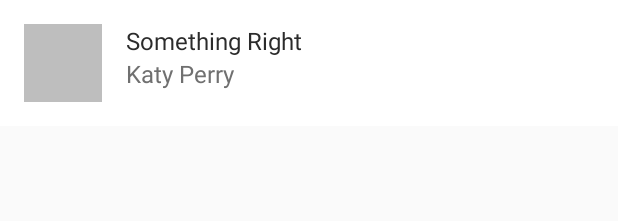
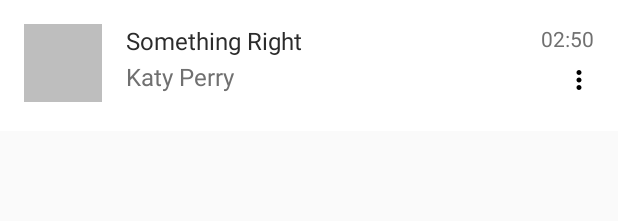
Before and after one commit to mahmoudalee/MediaPlayer, an Android app: the layout item_view.xml on its own in the app's theme, with its tools: preview values and no code run, on a phone screen of 412 x 824 dp. Shown: the top 221 px of the screen. Run offline under Robolectric (Android 15) with nearby library versions, the phone set to English and light mode, and no system bars.

```diff
--- a/app/src/main/java/com/dell/mediaplayer/db/SongDao.java
+++ b/app/src/main/java/com/dell/mediaplayer/db/SongDao.java
@@ -10,7 +10,7 @@ import java.util.List;
 public interface SongDao {
 
     @Insert
-    public void addSong(Song song);
+     void addSong(Song song);
 
     @Query("select * from Song")
     List<Song> viewAllSongs();
--- /dev/null
+++ b/app/src/main/res/drawable/ic_more_vert_black_24dp.xml
@@ -0,0 +1,9 @@
+<vector xmlns:android="http://schemas.android.com/apk/res/android"
+        android:width="20dp"
+        android:height="20dp"
+        android:viewportWidth="24.0"
+        android:viewportHeight="24.0">
+    <path
+        android:fillColor="#FF000000"
+        android:pathData="M12,8c1.1,0 2,-0.9 2,-2s-0.9,-2 -2,-2 -2,0.9 -2,2 0.9,2 2,2zM12,10c-1.1,0 -2,0.9 -2,2s0.9,2 2,2 2,-0.9 2,-2 -0.9,-2 -2,-2zM12,16c-1.1,0 -2,0.9 -2,2s0.9,2 2,2 2,-0.9 2,-2 -0.9,-2 -2,-2z"/>
+</vector>
--- a/app/src/main/res/layout/item_view.xml
+++ b/app/src/main/res/layout/item_view.xml
@@ -1,44 +1,79 @@
 <?xml version="1.0" encoding="utf-8"?>
 <LinearLayout xmlns:android="http://schemas.android.com/apk/res/android"
     xmlns:tools="http://schemas.android.com/tools"
-    android:orientation="horizontal"
     android:layout_width="match_parent"
     android:layout_height="wrap_content"
-    android:padding="@dimen/s_medium"
-    android:background="@color/white">
+    android:background="@color/white"
+    android:orientation="horizontal"
+    android:padding="@dimen/s_medium">
+
     <ImageView
         android:id="@+id/image"
         android:layout_width="@dimen/image"
         android:layout_height="@dimen/image"
-        android:background="@color/hover"
-        />
+        android:background="@color/hover" />
+
+    <LinearLayout
+        android:layout_width="0dp"
+        android:layout_height="wrap_content"
+        android:layout_weight="1"
+        android:orientation="vertical"
+        android:paddingStart="@dimen/s_medium"
+        android:paddingEnd="@dimen/s_medium">
+
+        <TextView
+            android:id="@+id/title"
+            android:layout_width="wrap_content"
+            android:layout_height="wrap_content"
+            android:ellipsize="end"
+            android:maxLines="1"
+            android:textColor="@color/colorPrimaryDark"
+            android:textSize="@dimen/f_medium"
+            tools:text="Something Right" />
+
+        <TextView
+            android:id="@+id/artist"
+            android:layout_width="wrap_content"
+            android:layout_height="wrap_content"
+            android:ellipsize="end"
+            android:maxLines="1"
+            android:textColor="@color/colorPrimary"
+            android:textSize="@dimen/f_medium"
+            tools:text="Katy Perry"
+            android:layout_marginTop="@dimen/s_tiny"/>
+
+
+    </LinearLayout>
+
     <LinearLayout
         android:layout_width="wrap_content"
         android:layout_height="wrap_content"
         android:orientation="vertical"
-        android:paddingStart="@dimen/s_medium"
-        android:paddingEnd="@dimen/s_medium"
         >
+
         <TextView
-            android:id="@+id/title"
+            android:id="@+id/duration"
             android:layout_width="wrap_content"
             android:layout_height="wrap_content"
             android:maxLines="1"
-            android:ellipsize="end"
-            android:textSize="@dimen/f_medium"
-            android:textColor="@color/colorPrimaryDark"
-            tools:text="Something Right"
-            />
-        <TextView
-            android:id="@+id/artist"
+            android:textColor="@color/colorPrimary"
+            android:textSize="@dimen/f_small"
+            tools:text="02:50" />
+
+        <ImageButton
+            android:id="@+id/option_menu"
             android:layout_width="wrap_content"
             android:layout_height="wrap_content"
-            android:maxLines="1"
-            android:ellipsize="end"
-            android:textSize="@dimen/f_medium"
-            android:textColor="@color/colorPrimary"
-            tools:text="Katy Perry"
-            />
+            android:layout_gravity="end"
+            android:background="@android:color/transparent"
+            android:src="@drawable/ic_more_vert_black_24dp"
+            android:paddingTop="@dimen/s_small"
+            android:paddingStart="@dimen/s_small"
+            android:paddingLeft="@dimen/s_small"
+            android:paddingBottom="@dimen/s_small"/>
+
 
     </LinearLayout>
+
+
 </LinearLayout>
--- a/app/src/main/res/values/strings.xml
+++ b/app/src/main/res/values/strings.xml
@@ -2,5 +2,9 @@
     <string name="app_name">MediaPlayer</string>
 
     <string name="url">Enter download URL</string>
+    <string name="delete">delete</string>
+    <string name="get_url">get URL</string>
+    <string name="open">open image</string>
+    <string name="change">change image</string>
 
 </resources>
```
Also changed, not shown: app/src/main/java/com/dell/mediaplayer/MainActivity.java (+96 -108 lines), app/src/main/java/com/dell/mediaplayer/RecyclerViewAdapter.java (+62 -17 lines), app/src/main/java/com/dell/mediaplayer/db/Song.java (+47 -12 lines), app/src/main/res/menu/image_options.xml (added, +7 -0 lines), app/src/main/res/menu/menu_options.xml (added, +7 -0 lines).
